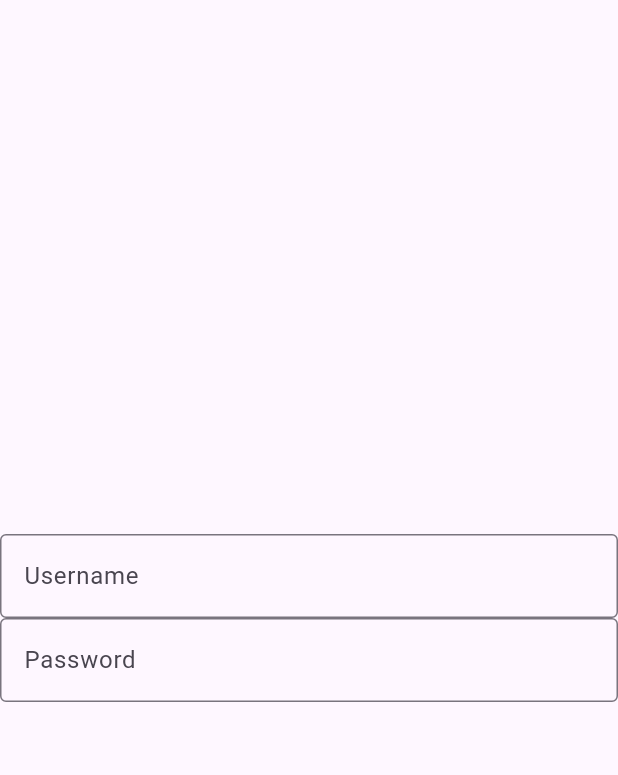
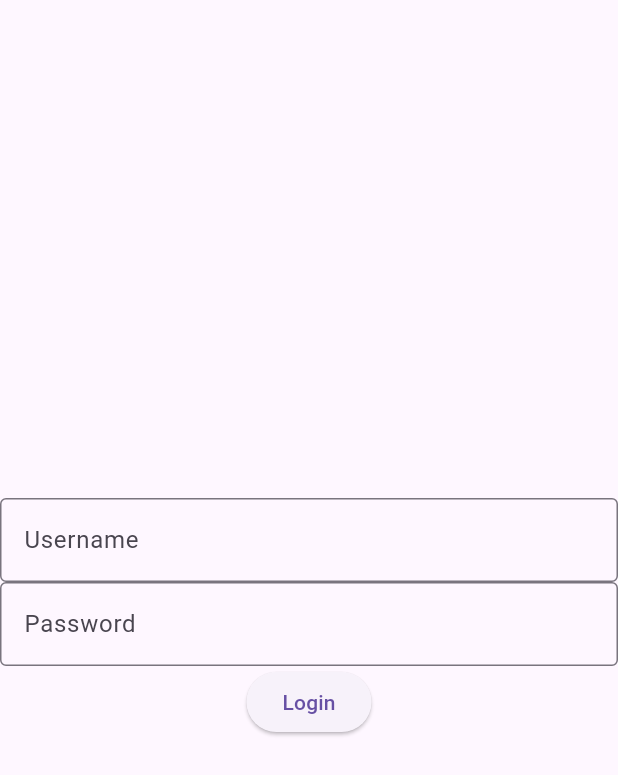
Before and after one commit to kenn7575/datacenter-management-app, a Flutter app: the screen it shows after launch, on a phone screen of 412 x 824 dp. Shown: the top 775 px of the screen. Run offline on Flutter 3.47's test engine with Material 3 defaults, Android fonts, the phone set to English and light mode, and no system bars; our stand-ins replace dio, flutter_secure_storage, go_router; generated files the repository leaves out were written again.

Commit message:
Added the login button on login page and added the login logic.

```diff
--- a/app/lib/src/app_router.dart
+++ b/app/lib/src/app_router.dart
@@ -1,4 +1,3 @@
-import 'package:flutter/material.dart';
 import 'package:go_router/go_router.dart';
 import 'package:provider/provider.dart';
 import 'login/auth_provider.dart';
@@ -8,15 +7,14 @@ import 'login/login_page.dart';
 class AppRouter {
   static final GoRouter router = GoRouter(
     initialLocation: "/login",
-    refreshListenable: AuthProvider(), // Listens for auth state changes
     redirect: (context, state) {
-      final authProvider = Provider.of<AuthProvider>(context, listen: false);
-      final isAuthenticated = authProvider.isAuthenticated;
+      final authProvider = Provider.of<AuthProvider>(context, listen: true);
+      bool isAuthenticated = authProvider.isAuthenticated;
 
-      if (!isAuthenticated && state.path != '/login') {
+      if (!isAuthenticated && state.fullPath != '/login') {
         return '/login';
       }
-      if (isAuthenticated && state.path == '/login') {
+      if (isAuthenticated && state.fullPath == '/login') {
         return '/';
       }
       return null; // No redirection
--- a/app/lib/src/login/login_page.dart
+++ b/app/lib/src/login/login_page.dart
@@ -1,4 +1,6 @@
+import 'package:app/src/login/auth_provider.dart';
 import 'package:flutter/material.dart';
+import 'package:provider/provider.dart';
 
 class LoginPage extends StatelessWidget {
   const LoginPage({super.key});
@@ -7,7 +9,6 @@ class LoginPage extends StatelessWidget {
   Widget build(BuildContext context) {
     return Scaffold(
       body: LoginFrom(),
-
     );
   }
 }
@@ -25,7 +26,7 @@ class _LoginFromState extends State<LoginFrom> {
 
   @override
   Widget build(BuildContext context) {
-    return  SizedBox.expand(
+    return SizedBox.expand(
       child: Column(
         mainAxisAlignment: MainAxisAlignment.center,
         children: [
@@ -44,9 +45,14 @@ class _LoginFromState extends State<LoginFrom> {
             ),
             onChanged: (value) => {password = value},
           ),
+          ElevatedButton(
+              onPressed: () => {
+                    Provider.of<AuthProvider>(context, listen: false)
+                        .login(username, password)
+                  },
+              child: Text("Login"))
         ],
       ),
     );
-
   }
 }
--- /dev/null
+++ b/app/lib/src/login/token_model.dart
@@ -0,0 +1,9 @@
+class TokenModel {
+  final String token;
+
+  TokenModel({required this.token});
+
+  factory TokenModel.FromJson({required Map<String, dynamic> json}) {
+    return TokenModel(token: json["token"]);
+  }
+}
--- a/app/pubspec.yaml
+++ b/app/pubspec.yaml
@@ -10,10 +10,12 @@ environment:
   sdk: ^3.6.1
 
 dependencies:
+  dio: ^5.8.0+1
   flutter:
     sdk: flutter
   flutter_localizations:
     sdk: flutter
+  flutter_secure_storage: ^9.2.4
   go_router: ^14.7.2
   provider: ^6.1.2
   qr_flutter: ^4.1.0
```
Also changed, not shown: app/lib/src/login/auth_provider.dart (+19 -1 lines), app/pubspec.lock, 2 other files. Lines whose indentation alone changed are shown as unchanged.
